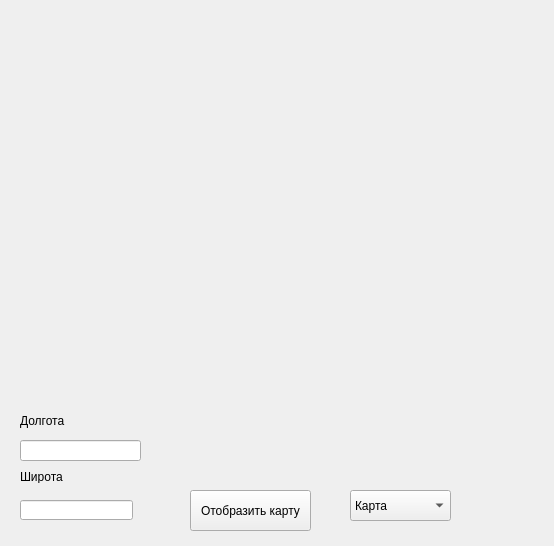
The window that untitled.ui (tofu18/YandexMapsApi) describes before a commit, drawn with Qt 5.
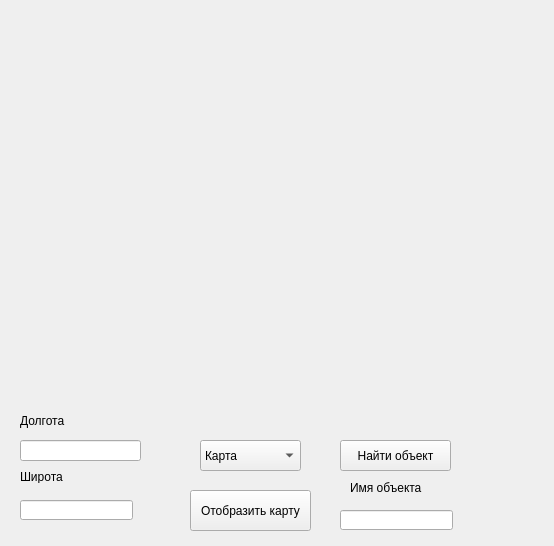
The same window after the commit.

The edit to the form file:
```diff
--- a/untitled.ui
+++ b/untitled.ui
@@ -93,8 +93,8 @@
   <widget class="QComboBox" name="comboBox">
    <property name="geometry">
     <rect>
-     <x>350</x>
-     <y>490</y>
+     <x>200</x>
+     <y>440</y>
      <width>101</width>
      <height>31</height>
     </rect>
@@ -121,6 +121,48 @@
     </property>
    </item>
   </widget>
+  <widget class="QLineEdit" name="lineEdit_3">
+   <property name="geometry">
+    <rect>
+     <x>340</x>
+     <y>510</y>
+     <width>113</width>
+     <height>20</height>
+    </rect>
+   </property>
+   <property name="focusPolicy">
+    <enum>Qt::ClickFocus</enum>
+   </property>
+  </widget>
+  <widget class="QLabel" name="label_3">
+   <property name="geometry">
+    <rect>
+     <x>350</x>
+     <y>480</y>
+     <width>101</width>
+     <height>16</height>
+    </rect>
+   </property>
+   <property name="text">
+    <string>Имя объекта</string>
+   </property>
+  </widget>
+  <widget class="QPushButton" name="pushButton_2">
+   <property name="geometry">
+    <rect>
+     <x>340</x>
+     <y>440</y>
+     <width>111</width>
+     <height>31</height>
+    </rect>
+   </property>
+   <property name="focusPolicy">
+    <enum>Qt::ClickFocus</enum>
+   </property>
+   <property name="text">
+    <string>Найти объект</string>
+   </property>
+  </widget>
  </widget>
  <resources/>
  <connections/>
```
